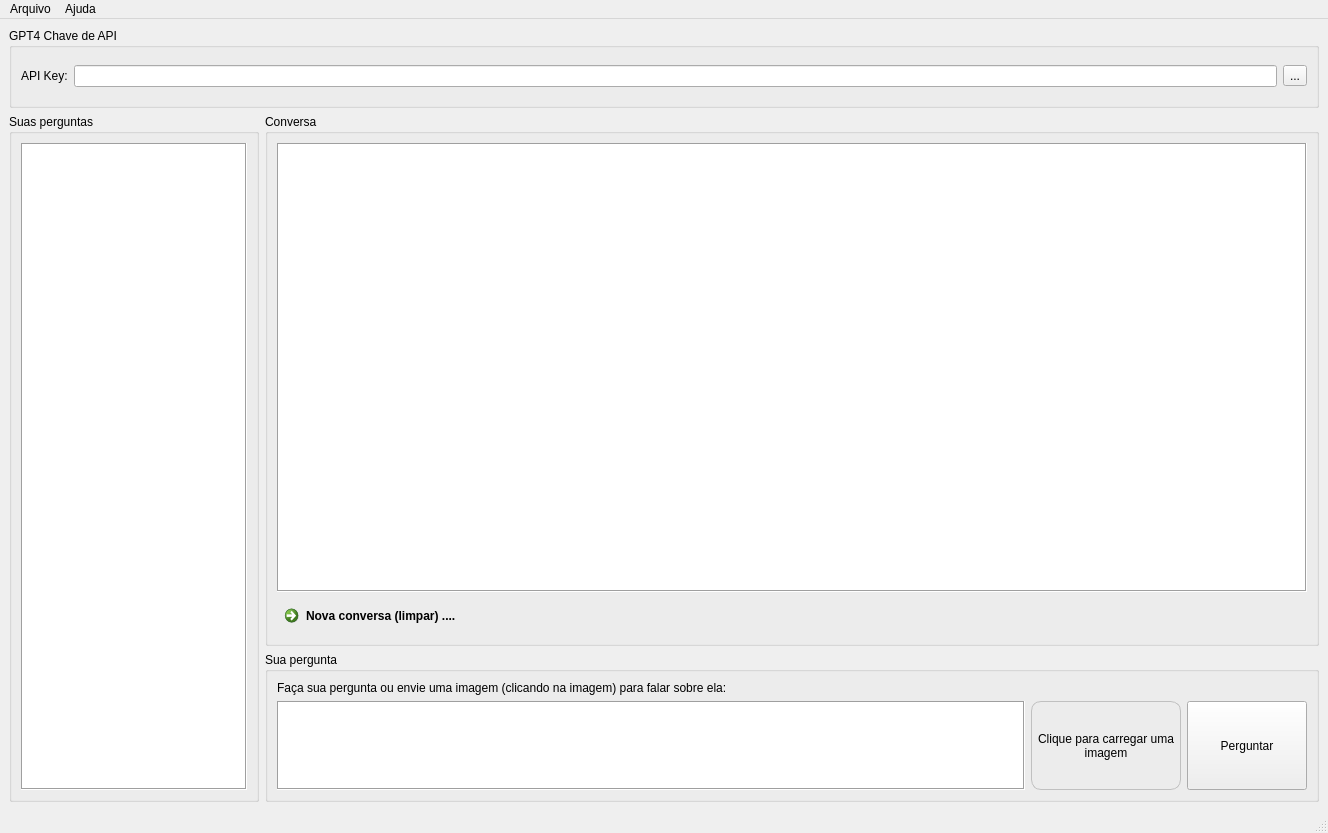
First picture: the form in mainwindow.ui, repository marciusbezerra/GPT4-C-, before the edit.
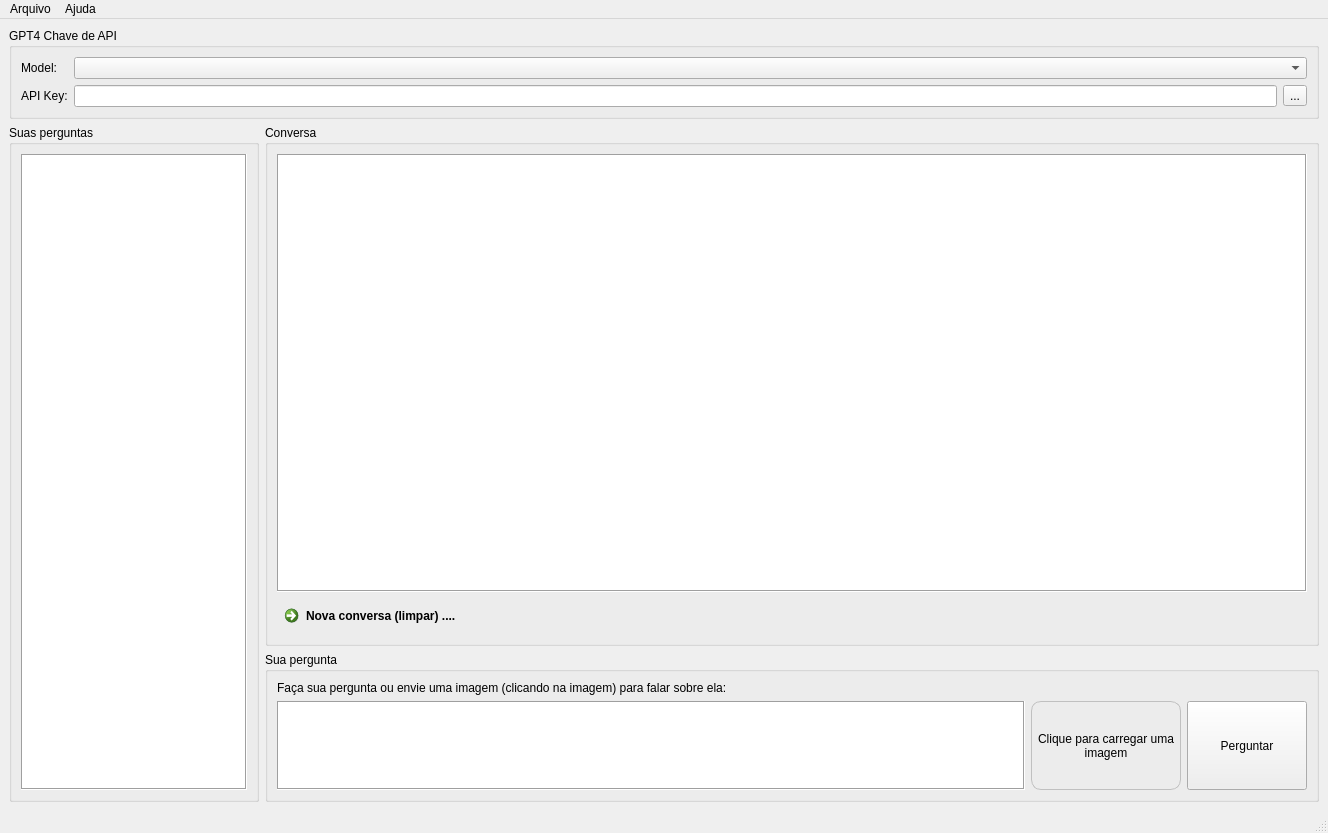
Second picture: the form after the edit. Icons and pictures are not drawn.

Commit message: - adding model list

The edit to the form file:
```diff
--- a/mainwindow.ui
+++ b/mainwindow.ui
@@ -28,18 +28,52 @@
         <property name="title">
          <string>GPT4 Chave de API</string>
         </property>
-        <layout class="QHBoxLayout" name="horizontalLayout_4">
-         <item>
-          <layout class="QVBoxLayout" name="verticalLayout_7">
+        <layout class="QVBoxLayout" name="verticalLayout_9">
            <item>
             <layout class="QHBoxLayout" name="horizontalLayout_3">
              <item>
+            <layout class="QVBoxLayout" name="verticalLayout_7">
+             <item>
+              <widget class="QLabel" name="label_2">
+               <property name="minimumSize">
+                <size>
+                 <width>0</width>
+                 <height>0</height>
+                </size>
+               </property>
+               <property name="maximumSize">
+                <size>
+                 <width>60</width>
+                 <height>16777215</height>
+                </size>
+               </property>
+               <property name="text">
+                <string>Model:</string>
+               </property>
+              </widget>
+             </item>
+             <item>
               <widget class="QLabel" name="label_3">
+               <property name="maximumSize">
+                <size>
+                 <width>16777215</width>
+                 <height>16777215</height>
+                </size>
+               </property>
                <property name="text">
                 <string>API Key:</string>
                </property>
               </widget>
              </item>
+            </layout>
+           </item>
+           <item>
+            <layout class="QVBoxLayout" name="verticalLayout_8">
+             <item>
+              <widget class="QComboBox" name="comboBoxModel"/>
+             </item>
+             <item>
+              <layout class="QHBoxLayout" name="horizontalLayout_4">
              <item>
               <widget class="QLineEdit" name="lineEditApiKey">
                <property name="text">
@@ -62,6 +96,8 @@
                 <string>...</string>
                </property>
               </widget>
+               </item>
+              </layout>
              </item>
             </layout>
            </item>
```
Lines whose indentation alone changed are shown as unchanged. The commit also changes 2 other files.
